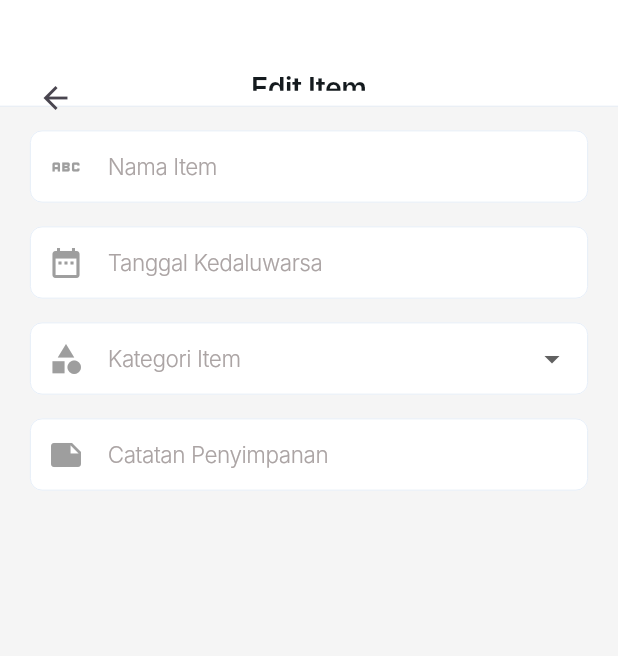
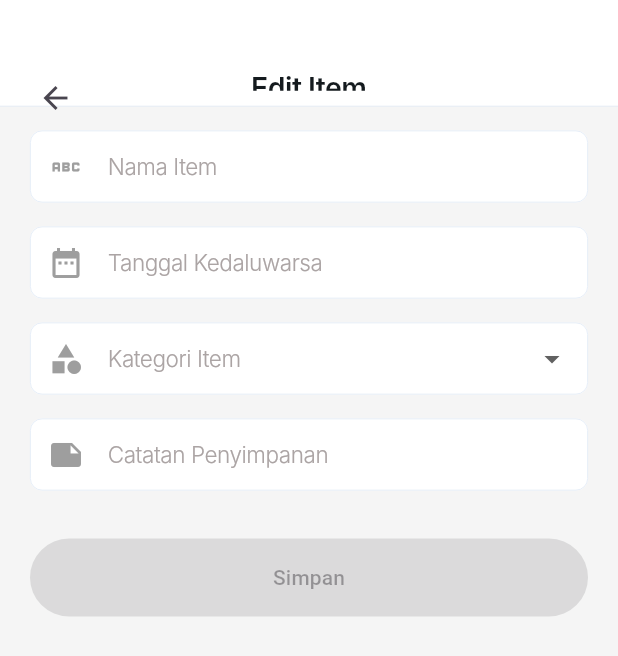
Before and after one commit to fres12/ExpTracker, a Flutter app: the EditScreen screen opened directly with empty values, on a phone screen of 412 x 824 dp. Shown: the top 656 px of the screen. Run offline on Flutter 3.47's test engine with Material 3 defaults, Android fonts, the phone set to English and light mode, and no system bars; our stand-ins replace get, iconsax_flutter, sqflite; accounts and stored records are empty; Roboto replaces fonts that are missing (Inter); statements that could not run were skipped.

Commit message:
perbaiki edit

```diff
--- a/lib/screen/edit.dart
+++ b/lib/screen/edit.dart
@@ -1,7 +1,7 @@
+import 'package:exptracker/models/db_item.dart';
 import '../style/settings.dart';
 import 'package:flutter/material.dart';
 import '../style/app_style.dart';
-import '../models/db_item.dart';
 import '../services/db_service.dart';
 import '../data/category.dart';
 
@@ -33,13 +33,19 @@ class _EditScreenState extends State<EditScreen> {
 
     _namaItemController.addListener(_validateFields);
     _dateController.addListener(_validateFields);
+    _catatanController.addListener(_validateFields);
   }
 
   void _validateFields() {
     setState(() {
       _isButtonEnabled = _namaItemController.text.isNotEmpty &&
           _dateController.text.isNotEmpty &&
-          _selectedCategory != null;
+          _selectedCategory != null && // Validasi kategori dropdown
+          (_catatanController.text != widget.item.catatan ||
+              _namaItemController.text != widget.item.nama ||
+              _dateController.text != widget.item.expired ||
+              _selectedCategory !=
+                  widget.item.kategori); // Validasi perubahan pada dropdown
     });
   }
 
@@ -47,7 +53,6 @@ class _EditScreenState extends State<EditScreen> {
   void dispose() {
     _namaItemController.dispose();
     _dateController.dispose();
-    _catatanController.dispose();
     super.dispose();
   }
 
@@ -56,20 +61,21 @@ class _EditScreenState extends State<EditScreen> {
     return Scaffold(
       backgroundColor: TColors.background,
       appBar: PreferredSize(
-        preferredSize: const Size.fromHeight(71),
+        preferredSize: const Size.fromHeight(71), // Tinggi AppBar
         child: Container(
           decoration: const BoxDecoration(
             color: Colors.white,
             border: Border(
               bottom: BorderSide(
-                color: TColors.outline,
-                width: 0.5,
+                color: TColors.outline, // Warna outline di bawah
+                width: 0.5, // Ketebalan outline
               ),
             ),
           ),
           padding: TPosition.topnavbar,
           child: Stack(
             children: [
+              // Teks di tengah
               Align(
                 alignment: Alignment.center,
                 child: Text(
@@ -77,11 +83,13 @@ class _EditScreenState extends State<EditScreen> {
                   style: AppStyle.header,
                 ),
               ),
+              // Ikon di kiri atas
               Align(
                 alignment: Alignment.centerLeft,
                 child: IconButton(
                   icon: const Icon(Icons.arrow_back),
                   onPressed: () {
+                    // Aksi untuk tombol back
                     Navigator.pop(context);
                   },
                 ),
@@ -167,15 +175,17 @@ class _EditScreenState extends State<EditScreen> {
               const SizedBox(height: 16),
 
               // Pilih Kategori Item
-              DropdownButtonFormField<String>(
+              DropdownButtonFormField<String?>(
                 value: _selectedCategory,
                 onChanged: (String? newValue) {
                   setState(() {
                     _selectedCategory = newValue;
+                    _validateFields();
                   });
                 },
-                items: categories.map<DropdownMenuItem<String>>((String value) {
-                  return DropdownMenuItem<String>(
+                items:
+                    categories.map<DropdownMenuItem<String?>>((String value) {
+                  return DropdownMenuItem<String?>(
                     value: value,
                     child: Text(
                       value,
@@ -206,6 +216,7 @@ class _EditScreenState extends State<EditScreen> {
                 ),
                 dropdownColor: Colors.white,
               ),
+
               const SizedBox(height: 16),
 
               // Input Catatan Penyimpanan
@@ -234,6 +245,38 @@ class _EditScreenState extends State<EditScreen> {
                   prefixIcon: Icon(Icons.note, color: Colors.grey.shade500),
                 ),
               ),
+              const SizedBox(height: 32),
+
+              // Tombol Simpan
+              SizedBox(
+                width: double.infinity,
+                child: ElevatedButton(
+                  onPressed: _isButtonEnabled
+                      ? () async {
+                          var item = Item();
+                          item.id = widget.item.id;
+                          item.added = widget.item.added;
+                          item.nama = _namaItemController.text;
+                          item.expired = _dateController.text;
+                          item.kategori = _selectedCategory!;
+                          item.catatan = _catatanController.text;
+                          var result = await _itemService.updateItem(item);
+                          if (result != null) {
+                            if (context.mounted) {
+                              Navigator.pop(context,
+                                  item); // Mengembalikan item yang diperbarui
+                            }
+                          }
+                        }
+                      : null,
+                  style: ElevatedButton.styleFrom(
+                    backgroundColor: TColors.primary,
+                    foregroundColor: Colors.white,
+                    padding: const EdgeInsets.symmetric(vertical: 16),
+                  ),
+                  child: const Text('Simpan'),
+                ),
+              ),
             ],
           ),
         ),
--- a/lib/screen/tambah.dart
+++ b/lib/screen/tambah.dart
@@ -170,6 +170,7 @@ class _TambahScreenState extends State<TambahScreen> {
                 onChanged: (String? newValue) {
                   setState(() {
                     _selectedCategory = newValue;
+                    _validateFields();
                   });
                 },
                 items: categories.map<DropdownMenuItem<String>>((String value) {
@@ -198,13 +199,11 @@ class _TambahScreenState extends State<TambahScreen> {
                     borderSide: BorderSide(color: TColors.outline, width: 0.5),
                     borderRadius: BorderRadius.all(Radius.circular(8)),
                   ),
-
                   contentPadding:
                       const EdgeInsets.symmetric(vertical: 12, horizontal: 16),
                   prefixIcon: Icon(Icons.category, color: Colors.grey.shade500),
                 ),
                 dropdownColor: Colors.white,
-
               ),
               const SizedBox(height: 16),
 
@@ -260,8 +259,7 @@ class _TambahScreenState extends State<TambahScreen> {
                               Navigator.pop(context, result);
                             }
                           } else {
-                            setState(() {
-                            }); // Refresh UI to show error
+                            setState(() {}); // Refresh UI to show error
                           }
                         }
                       : null,
```
